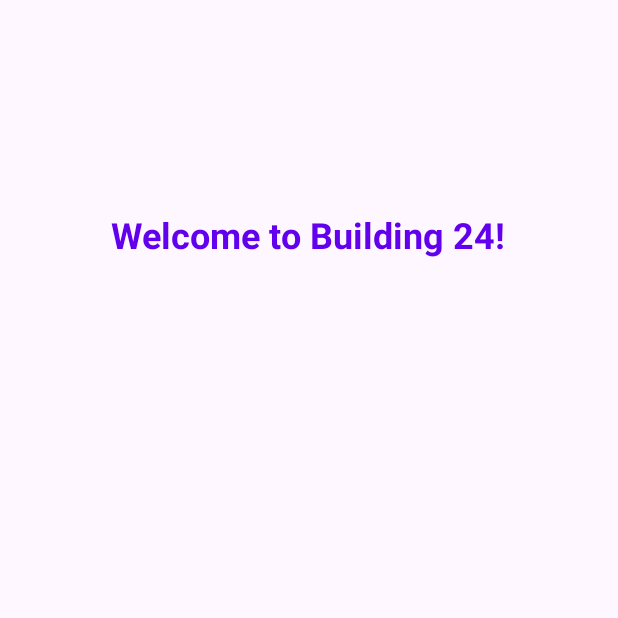
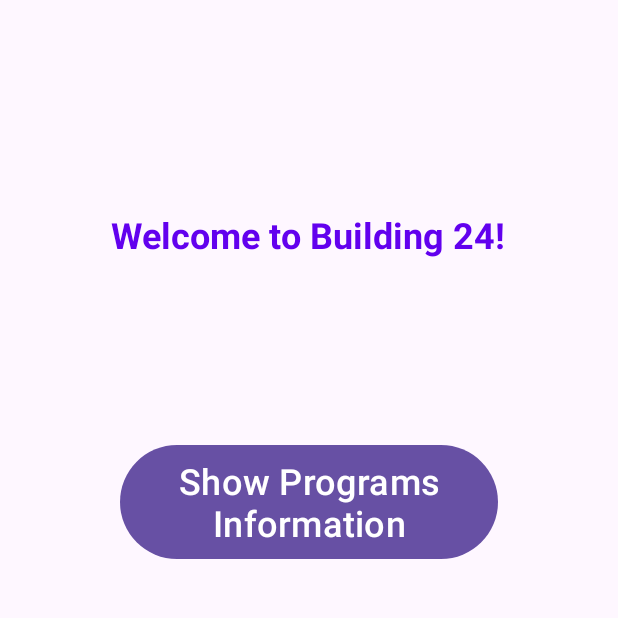
Before and after one commit to marysaray/Bldg24MobileApp, an Android app: the screen it shows after launch (MainActivity), on a phone screen of 412 x 824 dp, the top half of it. Run offline under Robolectric (Android 15) with nearby library versions, the phone set to English and light mode, and no system bars.

Commit message:
Added show button program

```diff
--- a/app/src/main/res/layout/activity_main.xml
+++ b/app/src/main/res/layout/activity_main.xml
@@ -29,4 +29,16 @@
         android:orientation="vertical"
         app:layout_constraintGuide_percent="0.5" />
 
+    <Button
+        android:id="@+id/buttonShowProgramId"
+        android:layout_width="252dp"
+        android:layout_height="84dp"
+        android:text="@string/show_programs_button"
+        android:textSize="24sp"
+        app:layout_constraintBottom_toBottomOf="parent"
+        app:layout_constraintEnd_toEndOf="parent"
+        app:layout_constraintStart_toStartOf="parent"
+        app:layout_constraintTop_toBottomOf="@+id/welcome_pageId"
+        app:layout_constraintVertical_bias="0.212" />
+
 </androidx.constraintlayout.widget.ConstraintLayout>
--- a/app/src/main/res/values/strings.xml
+++ b/app/src/main/res/values/strings.xml
@@ -1,4 +1,5 @@
 <resources>
     <string name="app_name">Bldg24MobileApp</string>
     <string name="welcome_page">Welcome to Building 24!</string>
+    <string name="show_programs_button">Show Programs Information</string>
 </resources>
```
